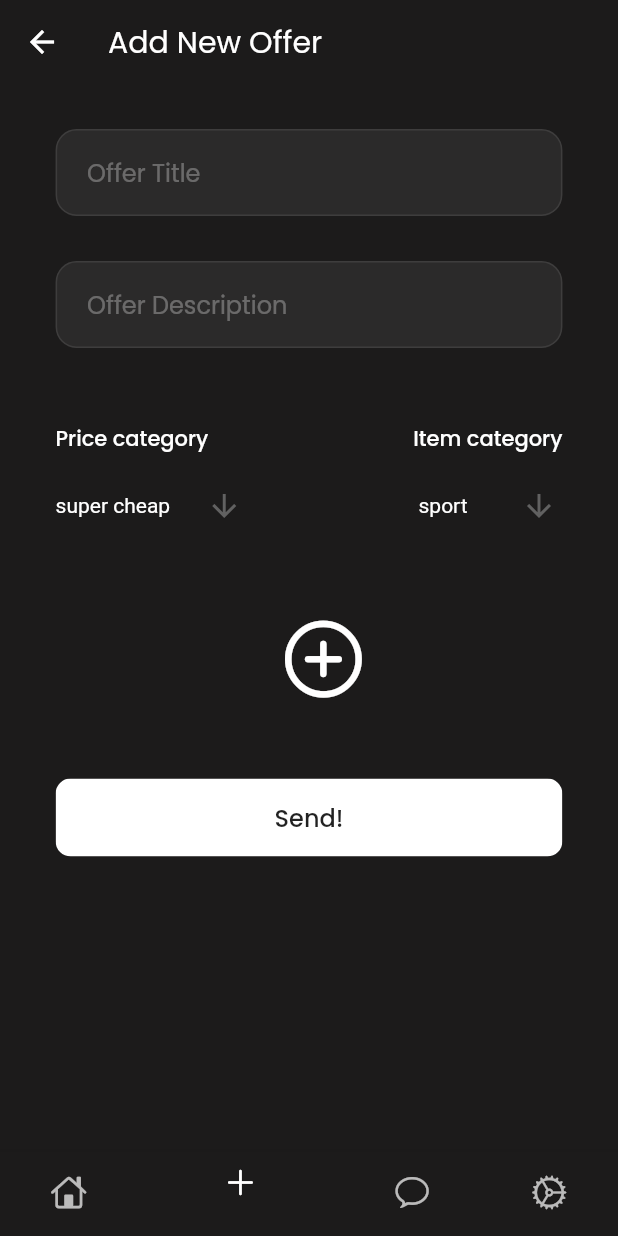
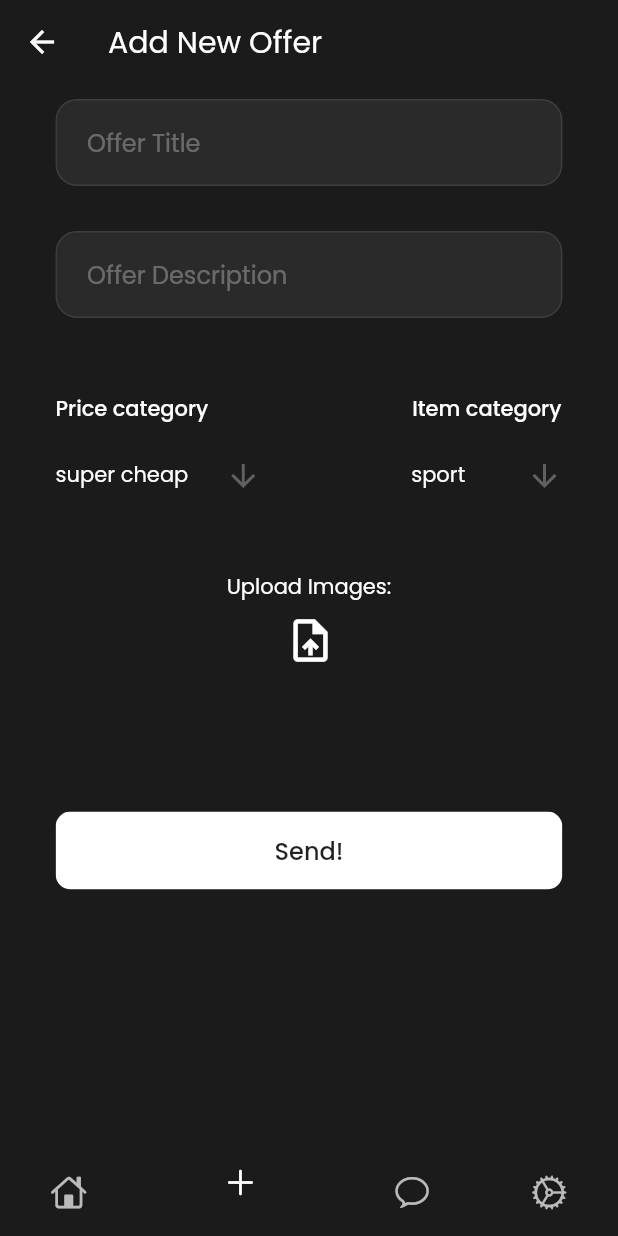
Before and after one commit to radziminski/bhl-second-life-frontend, a Flutter app: the AddOfferScreen screen opened by its route, on a phone screen of 412 x 824 dp. Run offline on Flutter 3.47's test engine with Material 2 defaults, Android fonts, the phone set to English and light mode, and no system bars; our stand-ins replace cached_network_image, carousel_slider, dio, get_it, google_fonts, location; missing offline and left inert: multi_image_picker.

```diff
--- a/lib/constants.dart
+++ b/lib/constants.dart
@@ -13,5 +13,6 @@ const String kChatRoute = '/chat';
 const String kNewOfferRoute = '/new-offer';
 
 // Api
+const String kApiBaseUrl = 'http://localhost:8080';
 
 // Local Db
--- a/lib/screens/add_offer_screen.dart
+++ b/lib/screens/add_offer_screen.dart
@@ -5,8 +5,8 @@ import 'package:SecondLife/widgets/TextInput.dart';
 import 'package:flutter/cupertino.dart';
 import 'package:flutter/material.dart';
 import 'package:google_fonts/google_fonts.dart';
-import 'package:image_picker/image_picker.dart';
-import 'dart:io';
+import 'dart:async';
+import 'package:multi_image_picker/multi_image_picker.dart';
 
 const kPriceValues = [
   'super cheap',
@@ -34,18 +34,28 @@ class _AddOfferScreenState extends State<AddOfferScreen> {
   TextEditingController descriptionController = TextEditingController();
   String selectedPriceCat = kPriceValues[0];
   String selectedTypeCat = kCatValues[0];
-  File _image;
-  final picker = ImagePicker();
+  List<Asset> images = List<Asset>();
 
-  Future getImage() async {
-    final pickedFile = await picker.getImage(source: ImageSource.camera);
+  Future<void> getImages() async {
+    setState(() {
+      images = List<Asset>();
+    });
+
+    List<Asset> resultList;
+
+    try {
+      resultList = await MultiImagePicker.pickImages(
+        maxImages: 300,
+      );
+    } on Exception catch (e) {}
+
+    // If the widget was removed from the tree while the asynchronous platform
+    // message was in flight, we want to discard the reply rather than calling
+    // setState to update our non-existent appearance.
+    if (!mounted) return;
 
     setState(() {
-      if (pickedFile != null) {
-        _image = File(pickedFile.path);
-      } else {
-        print('No image selected.');
-      }
+      images = resultList;
     });
   }
 
@@ -61,7 +71,7 @@ class _AddOfferScreenState extends State<AddOfferScreen> {
             width: MediaQuery.of(context).size.width * 0.82,
             child: ListView(
               children: [
-                SizedBox(height: 30),
+                SizedBox(height: 10),
                 TextInput(titleController, 'Offer Title'),
                 SizedBox(height: 30),
                 TextInput(descriptionController, 'Offer Description'),
@@ -87,7 +97,7 @@ class _AddOfferScreenState extends State<AddOfferScreen> {
                             icon: Icon(Icons.arrow_downward),
                             iconSize: 24,
                             elevation: 0,
-                            style: TextStyle(color: Colors.white),
+                            style: GoogleFonts.poppins(color: Colors.white),
                             underline: Container(
                               height: 0,
                               color: Colors.white,
@@ -122,7 +132,7 @@ class _AddOfferScreenState extends State<AddOfferScreen> {
                             icon: Icon(Icons.arrow_downward),
                             iconSize: 24,
                             elevation: 0,
-                            style: TextStyle(color: Colors.white),
+                            style: GoogleFonts.poppins(color: Colors.white),
                             underline: Container(
                               height: 0,
                               color: Colors.white,
@@ -149,15 +159,29 @@ class _AddOfferScreenState extends State<AddOfferScreen> {
                 SizedBox(height: 40),
                 Container(
                   child: Center(
-                    child: IconButton(
-                      onPressed: () {
-                        getImage();
-                      },
-                      icon: Icon(
-                        CupertinoIcons.add_circled,
-                        color: Colors.white,
-                        size: 60,
-                      ),
+                    child: Column(
+                      children: [
+                        Text(
+                          'Upload Images:',
+                          style: GoogleFonts.poppins(color: Colors.white),
+                        ),
+                        IconButton(
+                          onPressed: () {
+                            getImages();
+                          },
+                          icon: Icon(
+                            Icons.upload_file,
+                            color: Colors.white,
+                            size: 34,
+                          ),
+                        ),
+                        Text(
+                          images == null || images.isEmpty
+                              ? ''
+                              : 'Selected ${images.length} image${images.length == 1 ? '' : 's'}.',
+                          style: GoogleFonts.poppins(color: Colors.white),
+                        ),
+                      ],
                     ),
                   ),
                 ),
--- a/lib/screens/offers_screen.dart
+++ b/lib/screens/offers_screen.dart
@@ -1,5 +1,3 @@
-import 'package:SecondLife/constants.dart';
-import 'package:SecondLife/widgets/DefaultAppBar.dart';
 import 'package:SecondLife/widgets/DefaultBottomNavBar.dart';
 import 'package:SecondLife/widgets/OffersSwiper.dart';
 import 'package:flutter/cupertino.dart';
--- a/lib/services/api_request_service.dart
+++ b/lib/services/api_request_service.dart
@@ -1,5 +1,6 @@
+import 'package:SecondLife/constants.dart';
 import 'package:dio/dio.dart';
 
 class ApiRequestService {
-  final Dio client = Dio();
+  final Dio client = Dio(BaseOptions(baseUrl: kApiBaseUrl));
 }
--- /dev/null
+++ b/lib/state/chat_model.dart
@@ -0,0 +1,3 @@
+import 'package:flutter/material.dart';
+
+class ChatModel extends ChangeNotifier {}
--- /dev/null
+++ b/lib/state/matches_model.dart
@@ -0,0 +1,3 @@
+import 'package:flutter/material.dart';
+
+class MatchesModel extends ChangeNotifier {}
--- a/pubspec.yaml
+++ b/pubspec.yaml
@@ -35,6 +35,7 @@ dependencies:
   provider: ^4.3.2+2
   sqflite: ^1.3.1+2
   image_picker: ^0.6.7+12
+  multi_image_picker: ^4.7.14
 
 dev_dependencies:
   flutter_test:
```
Also changed, not shown: lib/dtos/api/offer_dto.dart (added, +37 -0 lines), lib/services/api_service.dart (+42 -1 lines), lib/state/offers_model.dart (+58 -1 lines), pubspec.lock, 2 other files.
